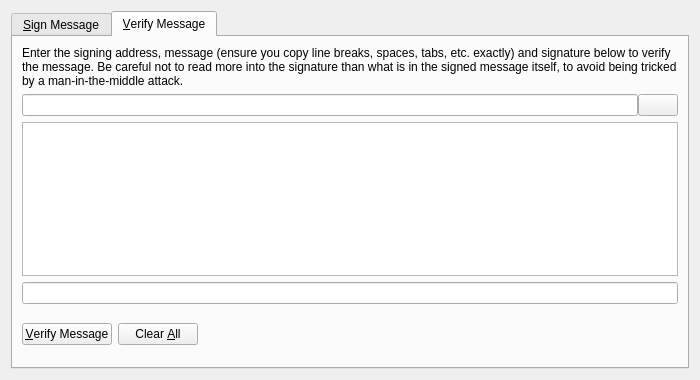
Before: the Qt Designer form src/qt/forms/signverifymessagedialog.ui in cryptofun/honey, drawn with Qt 5.
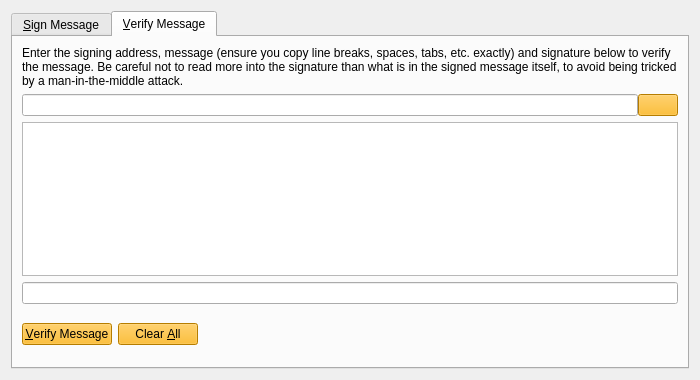
After: the same form once the commit is applied. Icons and pictures are not drawn. Custom widgets are drawn as their Qt base class.

Patch:
```diff
--- a/src/qt/forms/signverifymessagedialog.ui
+++ b/src/qt/forms/signverifymessagedialog.ui
@@ -263,6 +263,9 @@
            <property name="toolTip">
             <string>Choose an address from the address book</string>
            </property>
+           <property name="styleSheet">
+            <string notr="true">background-color: rgb(255, 175, 0);</string>
+           </property>
            <property name="text">
             <string/>
            </property>
@@ -293,6 +296,9 @@
            <property name="toolTip">
             <string>Verify the message to ensure it was signed with the specified Honey address</string>
            </property>
+           <property name="styleSheet">
+            <string notr="true">background-color: rgb(255, 175, 0);</string>
+           </property>
            <property name="text">
             <string>&amp;Verify Message</string>
            </property>
@@ -310,6 +316,9 @@
            <property name="toolTip">
             <string>Reset all verify message fields</string>
            </property>
+           <property name="styleSheet">
+            <string notr="true">background-color: rgb(255, 175, 0);</string>
+           </property>
            <property name="text">
             <string>Clear &amp;All</string>
            </property>
```
